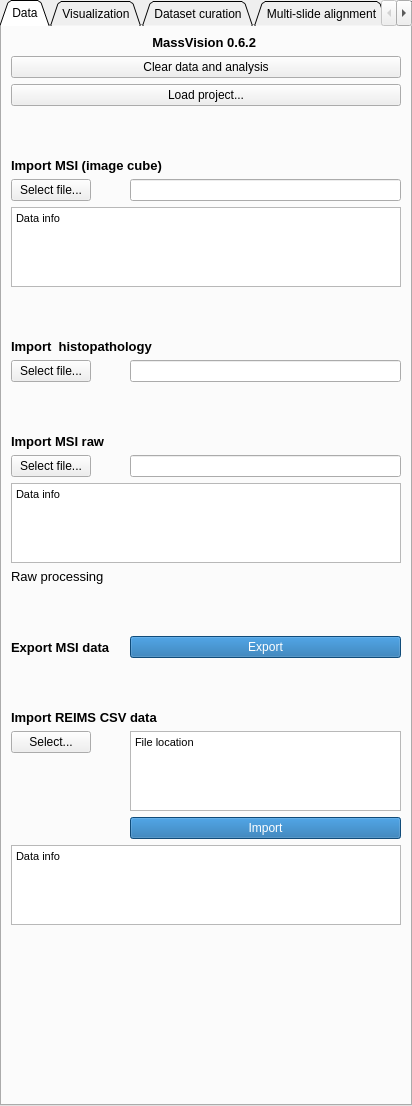
First picture: the form in MassVision/Resources/UI/MassVision.ui, repository jamzad/SlicerMassVision, before the edit.
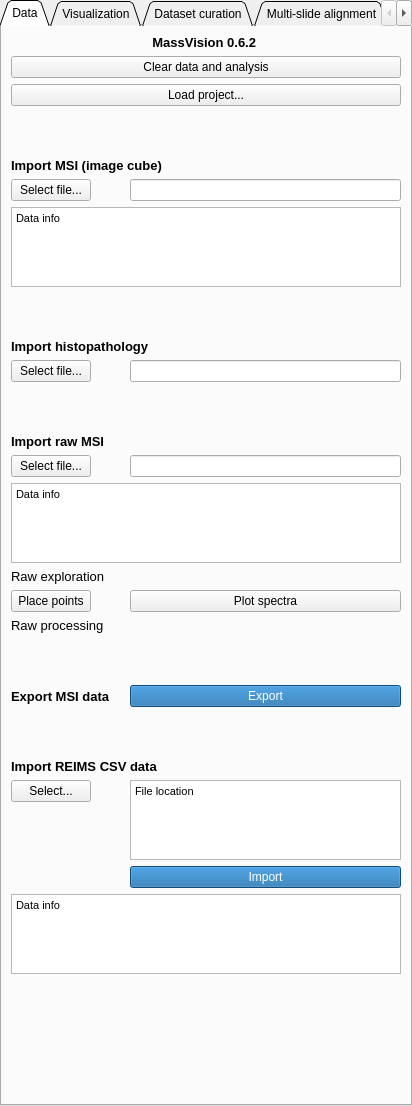
Second picture: the form after the edit. The open tabs and pages were chosen to show the change.

Commit message: ADD raw imzML load and TIC view

Diff of the .ui file:
```diff
--- a/MassVision/Resources/UI/MassVision.ui
+++ b/MassVision/Resources/UI/MassVision.ui
@@ -169,7 +169,7 @@
        <string notr="true"/>
       </property>
       <property name="text">
-       <string>Import  histopathology</string>
+       <string>Import histopathology</string>
       </property>
      </widget>
     </item>
@@ -216,7 +216,7 @@
        <string notr="true"/>
       </property>
       <property name="text">
-       <string>Import MSI raw</string>
+       <string>Import raw MSI</string>
       </property>
      </widget>
     </item>
@@ -251,7 +251,7 @@
       </property>
      </widget>
     </item>
-    <item row="20" column="0" colspan="2">
+    <item row="22" column="0" colspan="2">
      <widget class="QLabel" name="label_REIMS">
       <property name="font">
        <font>
@@ -268,14 +268,14 @@
       </property>
      </widget>
     </item>
-    <item row="21" column="0">
+    <item row="23" column="0">
      <widget class="QPushButton" name="REIMSFileSelect">
       <property name="text">
        <string>Select...</string>
       </property>
      </widget>
     </item>
-    <item row="21" column="1">
+    <item row="23" column="1">
      <widget class="QTextBrowser" name="filenameREIMSBrowser">
       <property name="maximumSize">
        <size>
@@ -295,7 +295,7 @@
       </property>
      </widget>
     </item>
-    <item row="22" column="1">
+    <item row="24" column="1">
      <widget class="QPushButton" name="REIMSFileLoad">
       <property name="styleSheet">
        <string notr="true">background-color: #1769aa;
@@ -306,7 +306,7 @@
       </property>
      </widget>
     </item>
-    <item row="23" column="0" colspan="2">
+    <item row="25" column="0" colspan="2">
      <widget class="QTextBrowser" name="REIMSInformation">
       <property name="maximumSize">
        <size>
@@ -323,7 +323,7 @@
       </property>
      </widget>
     </item>
-    <item row="24" column="0" colspan="2">
+    <item row="26" column="0" colspan="2">
      <spacer name="verticalSpacer_17">
       <property name="orientation">
        <enum>Qt::Vertical</enum>
@@ -336,7 +336,7 @@
       </property>
      </spacer>
     </item>
-    <item row="16" column="0" colspan="2">
+    <item row="18" column="0" colspan="2">
      <spacer name="verticalSpacer_30">
       <property name="orientation">
        <enum>Qt::Vertical</enum>
@@ -352,7 +352,7 @@
       </property>
      </spacer>
     </item>
-    <item row="19" column="0" colspan="2">
+    <item row="21" column="0" colspan="2">
      <spacer name="verticalSpacer_31">
       <property name="orientation">
        <enum>Qt::Vertical</enum>
@@ -381,11 +381,11 @@
        <string notr="true"/>
       </property>
       <property name="text">
-       <string>Raw processing</string>
+       <string>Raw exploration</string>
       </property>
      </widget>
     </item>
-    <item row="17" column="0">
+    <item row="19" column="0">
      <widget class="QLabel" name="label_66">
       <property name="font">
        <font>
@@ -402,7 +402,7 @@
       </property>
      </widget>
     </item>
-    <item row="17" column="1">
+    <item row="19" column="1">
      <widget class="QPushButton" name="ExportPushBotton">
       <property name="styleSheet">
        <string notr="true">background-color: #1769aa;
@@ -413,6 +413,40 @@
       </property>
      </widget>
     </item>
+    <item row="17" column="0">
+     <widget class="QLabel" name="label_74">
+      <property name="font">
+       <font>
+        <pointsize>10</pointsize>
+        <weight>50</weight>
+        <bold>false</bold>
+       </font>
+      </property>
+      <property name="styleSheet">
+       <string notr="true"/>
+      </property>
+      <property name="text">
+       <string>Raw processing</string>
+      </property>
+     </widget>
+    </item>
+    <item row="16" column="1">
+     <widget class="QPushButton" name="RAWplotSpectra">
+      <property name="text">
+       <string>Plot spectra</string>
+      </property>
+     </widget>
+    </item>
+    <item row="16" column="0">
+     <widget class="QPushButton" name="RAWplaceFiducial">
+      <property name="styleSheet">
+       <string notr="true"/>
+      </property>
+      <property name="text">
+       <string>Place points</string>
+      </property>
+     </widget>
+    </item>
    </layout>
   </widget>
   <widget class="QWidget" name="tab_2">
```
Left out of the diff: 9 changed lines with no effect on the pictures. The commit also changes 2 other files.
